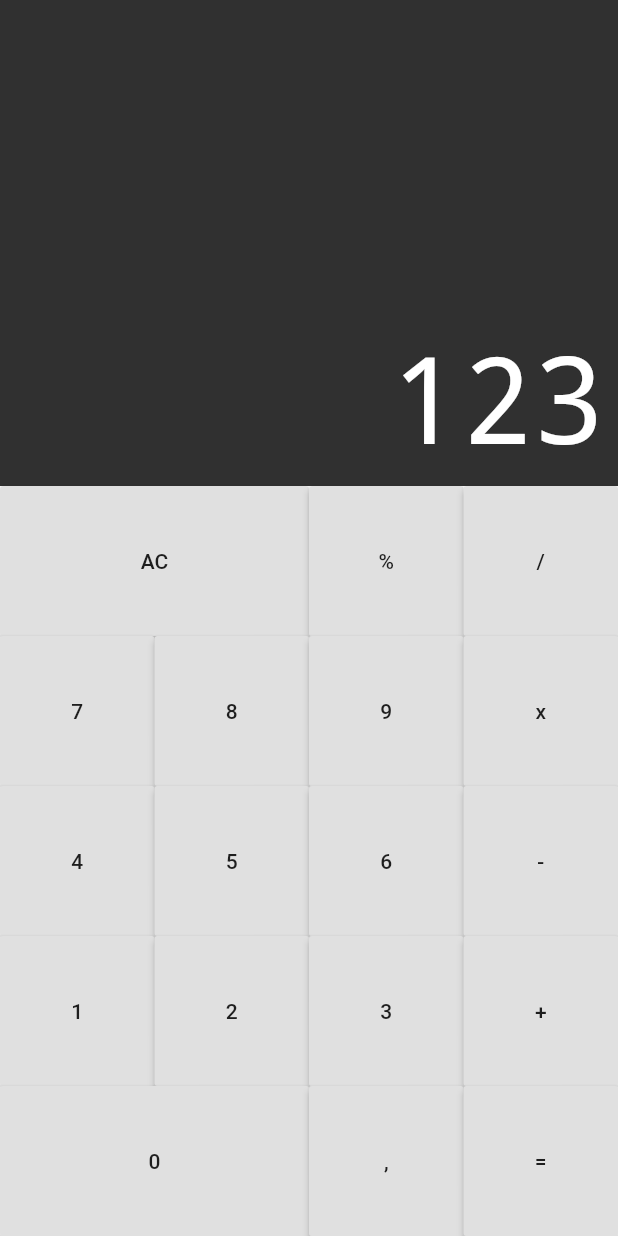
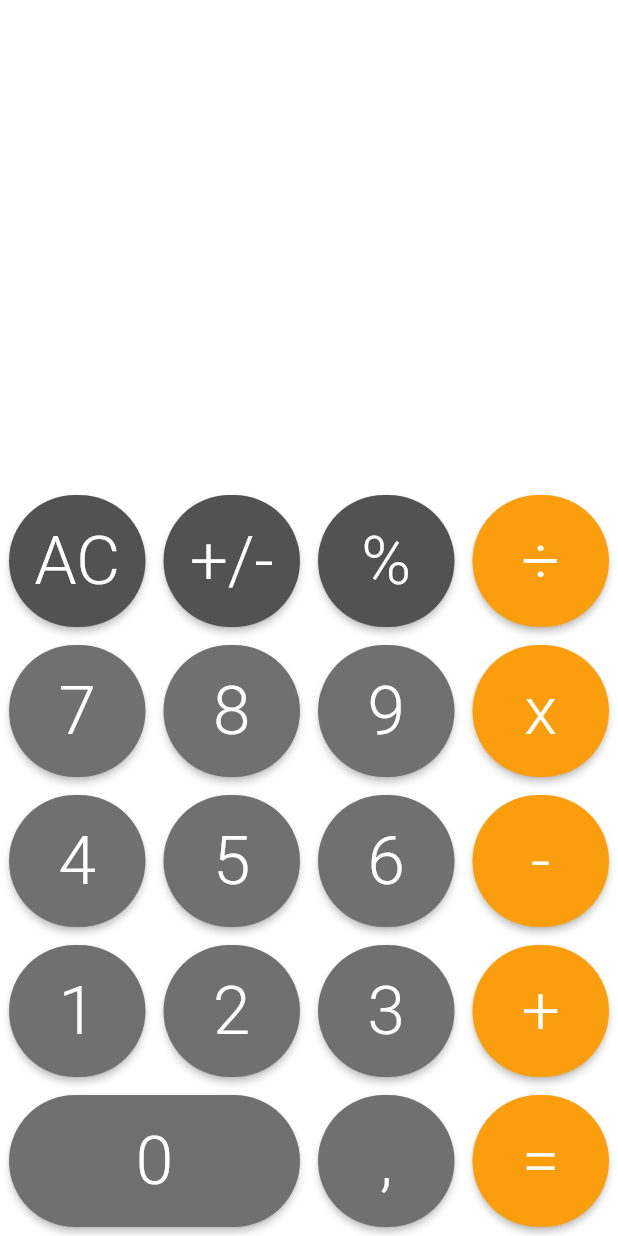
Before and after one commit to joaojunior1205/Calculadora-Flutter, a Flutter app: the screen it shows after launch, on a phone screen of 412 x 824 dp. Run offline on Flutter 3.47's test engine with Material 2 defaults, Android fonts, the phone set to English and light mode, and no system bars; drawn by our look-alikes of auto_size_text.

Commit message:
fix: design iPhone

```diff
--- a/lib/components/button.dart
+++ b/lib/components/button.dart
@@ -1,11 +1,35 @@
 import 'package:flutter/material.dart';
 
 class Button extends StatelessWidget {
+  static const DARK = Color.fromRGBO(82, 82, 82, 1);
+  static const DEFAULT = Color.fromRGBO(112, 112, 112, 1);
+  static const OPERATION = Color.fromRGBO(250, 158, 13, 1);
+
   final String text;
   final bool big;
+  final Color color;
 
   Button({
     this.big = false,
+    this.color = DEFAULT,
+    required this.text,
+  });
+
+  Button.big({
+    this.big = true,
+    this.color = DEFAULT,
+    required this.text,
+  });
+
+  Button.operation({
+    this.big = false,
+    this.color = OPERATION,
+    required this.text,
+  });
+
+  Button.dark({
+    this.big = false,
+    this.color = DARK,
     required this.text,
   });
 
@@ -13,9 +37,23 @@ class Button extends StatelessWidget {
   Widget build(BuildContext context) {
     return Expanded(
       flex: big ? 2 : 1,
-      child: RaisedButton(
-        child: Text(text),
-        onPressed: () {},
+      child: Padding(
+        padding: const EdgeInsets.all(6),
+        child: RaisedButton(
+          color: this.color,
+          shape: RoundedRectangleBorder(
+            borderRadius: BorderRadius.circular(100),
+          ),
+          child: Text(
+            text,
+            style: TextStyle(
+              color: Colors.white,
+              fontSize: 45,
+              fontWeight: FontWeight.w300,
+            ),
+          ),
+          onPressed: () {},
+        ),
       ),
     );
   }
--- a/lib/components/display.dart
+++ b/lib/components/display.dart
@@ -12,7 +12,6 @@ class Display extends StatelessWidget {
     return Expanded(
       flex: 1,
       child: Container(
-        color: Color.fromRGBO(48, 48, 48, 1),
         child: Column(
           mainAxisAlignment: MainAxisAlignment.end,
           crossAxisAlignment: CrossAxisAlignment.stretch,
--- a/lib/components/keyboard.dart
+++ b/lib/components/keyboard.dart
@@ -10,38 +10,33 @@ class Keyboard extends StatelessWidget {
       child: Column(
         children: <Widget>[
           ButtonRow([
-            Button(
-              text: 'AC',
-              big: true,
-            ),
-            Button(text: '%'),
-            Button(text: '/')
+            Button.dark(text: 'AC'),
+            Button.dark(text: '+/-'),
+            Button.dark(text: '%'),
+            Button.operation(text: '÷')
           ]),
           ButtonRow([
             Button(text: '7'),
             Button(text: '8'),
             Button(text: '9'),
-            Button(text: 'x')
+            Button.operation(text: 'x')
           ]),
           ButtonRow([
             Button(text: '4'),
             Button(text: '5'),
             Button(text: '6'),
-            Button(text: '-')
+            Button.operation(text: '-')
           ]),
           ButtonRow([
             Button(text: '1'),
             Button(text: '2'),
             Button(text: '3'),
-            Button(text: '+')
+            Button.operation(text: '+')
           ]),
           ButtonRow([
-            Button(
-              text: '0',
-              big: true,
-            ),
+            Button.big(text: '0'),
             Button(text: ','),
-            Button(text: '=')
+            Button.operation(text: '=')
           ]),
         ],
       ),
```
